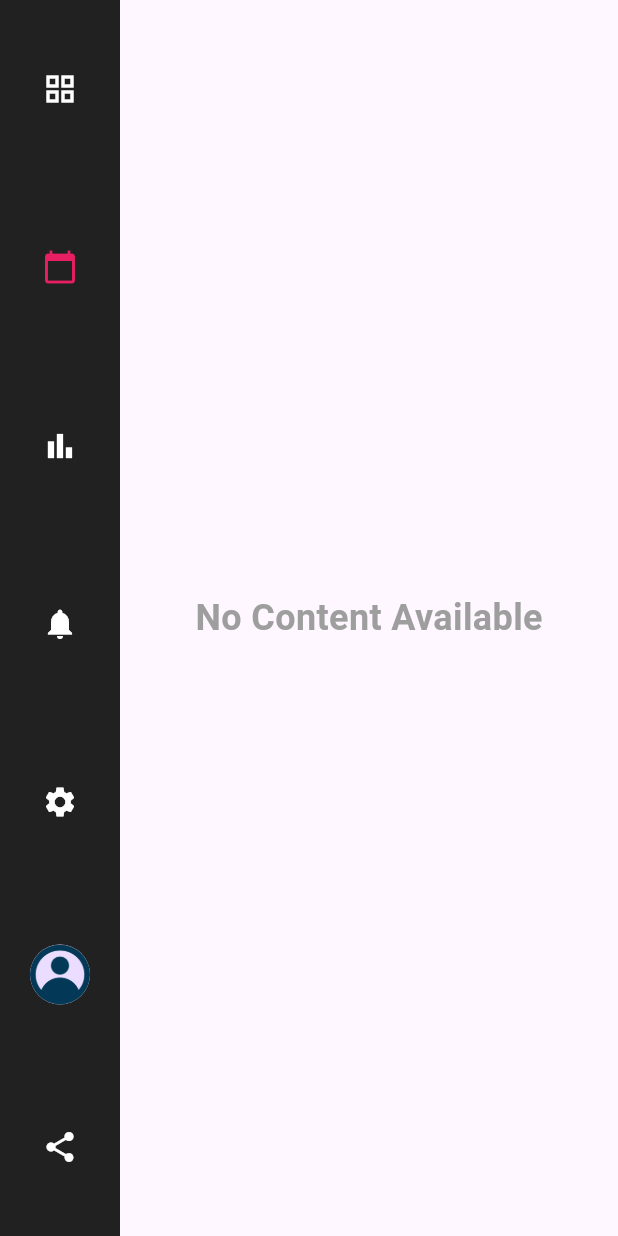
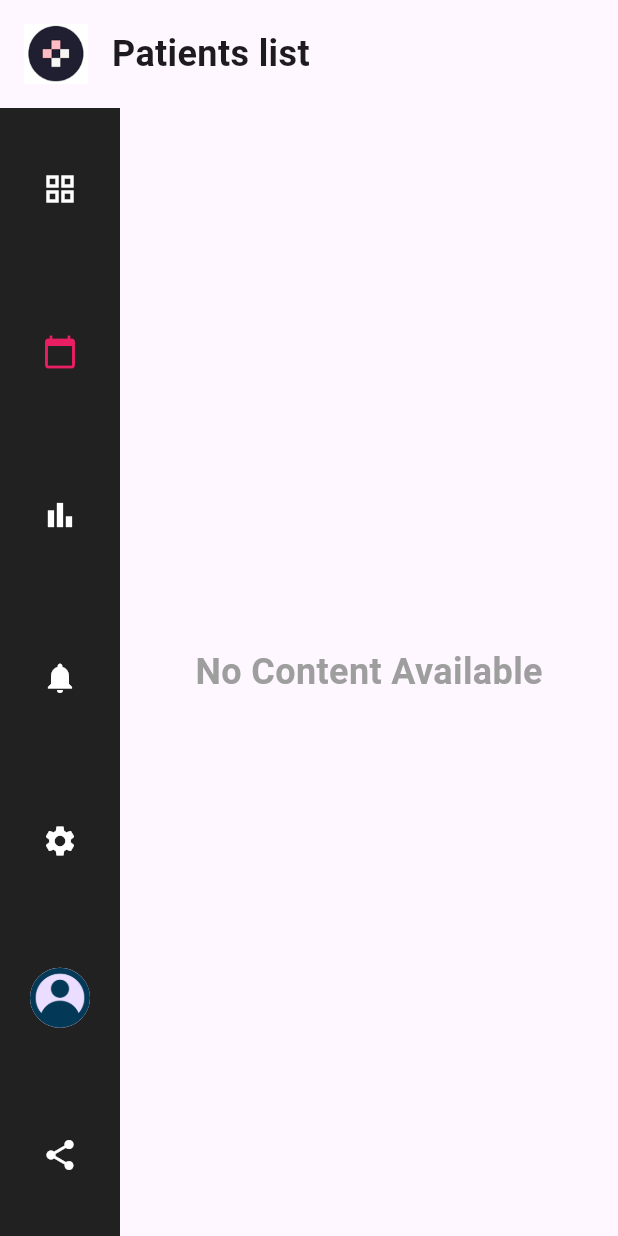
Before and after one commit to ioopl/health_care_admin, a Flutter app: the screen it shows after launch, after a tap on the "grid view" icon, after a tap on the "calendar today" icon, on a phone screen of 412 x 824 dp. Run offline on Flutter 3.47's test engine with Material 3 defaults, Android fonts, the phone set to English and light mode, and no system bars.

Commit message:
Added HeaderLogoView - The Scaffold body is now wrapped in a Column instead of Row so that includes HeaderLogoView() at the top. The remaining content is placed in an Expanded widget to ensure it takes up the remaining space below the header.

```diff
--- a/lib/main.dart
+++ b/lib/main.dart
@@ -36,7 +36,11 @@ class _AdminViewScreenState extends State<AdminViewScreen> {
   @override
   Widget build(BuildContext context) {
     return Scaffold(
-      body: Row(
+      body: Column(
+        children: [
+          HeaderLogoView(),
+          Expanded(
+            child: Row(
               children: [
                 Sidebar(onItemTapped: _onItemTapped, selectedIndex: _selectedIndex),
                 Expanded(
@@ -56,6 +60,9 @@ class _AdminViewScreenState extends State<AdminViewScreen> {
                     child: _selectedPatient == null
                         ? const Center(child: Text('Select a patient to see details'))
                         : PatientDetails(patient: _selectedPatient!),
+                  ),
+              ],
+            ),
           ),
         ],
       ),
@@ -369,22 +376,21 @@ class Device {
   }
 }
 
+class HeaderLogoView extends StatelessWidget {
+  const HeaderLogoView({super.key});
 
-import 'package:flutter/material.dart';
-
-class HeaderLogoView extends StatelessWidget {
   @override
   Widget build(BuildContext context) {
-    return Row(
+    return Padding(
+      padding: const EdgeInsets.all(16.0),
+      child: Row(
         children: [
-        Padding(
-          padding: const EdgeInsets.all(16.0),
-          child: Image.asset(
-            'assets/logo.png', // Update with your logo image path
+          Image.asset(
+            'assets/images/logo.png', // Update with your logo image path
             height: 40,
           ),
-        ),
-        Text(
+          const SizedBox(width: 16),
+          const Text(
             'Patients list',
             style: TextStyle(
               fontSize: 24,
@@ -392,10 +398,10 @@ class HeaderLogoView extends StatelessWidget {
             ),
           ),
         ],
+      ),
     );
   }
 }
-
 
 
 // Very good code before the DevicesView
```
Also changed, not shown: assets/images/logo.png (added). Lines whose indentation alone changed are shown as unchanged.
